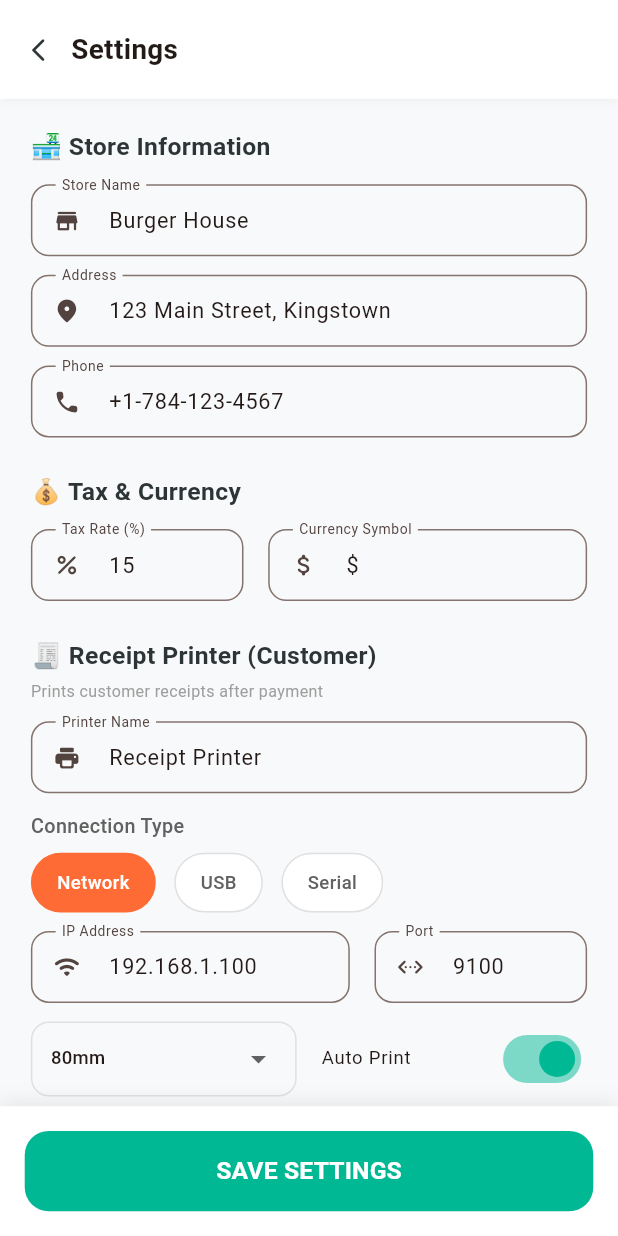
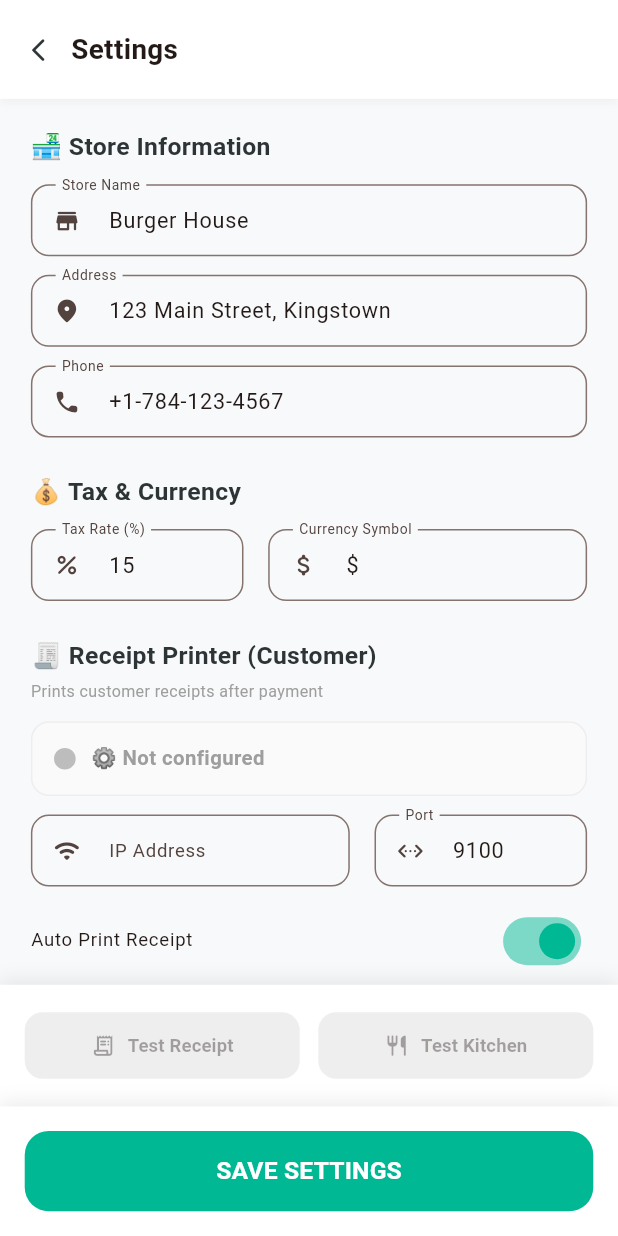
Before and after one commit to Taizul-islam/kiosk_pos, a Flutter app: the SettingsScreen screen opened by its route, on a phone screen of 412 x 824 dp. Run offline on Flutter 3.47's test engine with Material 3 defaults, Android fonts, the phone set to English and light mode, and no system bars; our stand-ins replace get, get_storage; accounts and stored records are empty.

Commit message:
printer added

```diff
--- a/kiosk_pos_cashier_app/lib/modules/settings/settings_screen.dart
+++ b/kiosk_pos_cashier_app/lib/modules/settings/settings_screen.dart
@@ -1,6 +1,7 @@
 import 'package:flutter/material.dart';
 import 'package:get/get.dart';
 import '../../config/theme.dart';
+import '../../data/services/printer_service.dart';
 
 class SettingsScreen extends StatefulWidget {
   const SettingsScreen({super.key});
@@ -10,27 +11,36 @@ class SettingsScreen extends StatefulWidget {
 }
 
 class _SettingsScreenState extends State<SettingsScreen> {
+  // Store
   final _storeNameController = TextEditingController(text: 'Burger House');
   final _storeAddressController = TextEditingController(text: '123 Main Street, Kingstown');
   final _storePhoneController = TextEditingController(text: '+1-784-123-4567');
   final _taxController = TextEditingController(text: '15');
   final _currencyController = TextEditingController(text: '\$');
 
-  // Receipt Printer
-  final _receiptPrinterNameController = TextEditingController(text: 'Receipt Printer');
-  final _receiptPrinterIpController = TextEditingController(text: '192.168.1.100');
-  final _receiptPrinterPortController = TextEditingController(text: '9100');
-  String _receiptPrinterType = 'network';
+  // Printer Services
+  final PrinterService _receiptPrinter = PrinterService(id: 'receipt');
+  final PrinterService _kitchenPrinter = PrinterService(id: 'kitchen');
+
+  // Receipt Printer controllers
+  final _receiptPrinterIpController = TextEditingController();
+  final _receiptPrinterPortController = TextEditingController();
   bool _receiptAutoPrint = true;
-  String _receiptPaperSize = '80mm';
 
-  // Kitchen Printer
-  final _kitchenPrinterNameController = TextEditingController(text: 'Kitchen Printer');
-  final _kitchenPrinterIpController = TextEditingController(text: '192.168.1.101');
-  final _kitchenPrinterPortController = TextEditingController(text: '9100');
-  String _kitchenPrinterType = 'network';
+  // Kitchen Printer controllers
+  final _kitchenPrinterIpController = TextEditingController();
+  final _kitchenPrinterPortController = TextEditingController();
   bool _kitchenAutoPrint = true;
-  String _kitchenPaperSize = '80mm';
+
+  @override
+  void initState() {
+    super.initState();
+    // Load saved IP/Port into controllers
+    _receiptPrinterIpController.text = _receiptPrinter.ipAddress.value;
+    _receiptPrinterPortController.text = _receiptPrinter.port.value;
+    _kitchenPrinterIpController.text = _kitchenPrinter.ipAddress.value;
+    _kitchenPrinterPortController.text = _kitchenPrinter.port.value;
+  }
 
   @override
   void dispose() {
@@ -39,25 +49,11 @@ class _SettingsScreenState extends State<SettingsScreen> {
     _storePhoneController.dispose();
     _taxController.dispose();
     _currencyController.dispose();
-    _receiptPrinterNameController.dispose();
     _receiptPrinterIpController.dispose();
     _receiptPrinterPortController.dispose();
-    _kitchenPrinterNameController.dispose();
     _kitchenPrinterIpController.dispose();
     _kitchenPrinterPortController.dispose();
     super.dispose();
-  }
-
-  void _testPrint(String printerName, String ip) {
-    Get.snackbar(
-      '🖨️ Test Print Sent',
-      'Test ticket sent to $printerName at $ip',
-      snackPosition: SnackPosition.BOTTOM,
-      backgroundColor: AppColors.reading,
-      colorText: Colors.white,
-      margin: const EdgeInsets.all(16),
-      borderRadius: 12,
-    );
   }
 
   @override
@@ -125,74 +121,68 @@ class _SettingsScreenState extends State<SettingsScreen> {
                       style: TextStyle(fontSize: size.width * 0.026, color: Colors.grey.shade500)),
                   SizedBox(height: size.height * 0.015),
 
-                  _buildTextField(_receiptPrinterNameController, 'Printer Name', Icons.print_rounded, size),
+                  // Connection Status
+                  _buildPrinterStatus(_receiptPrinter, size),
                   SizedBox(height: size.height * 0.015),
 
-                  // Connection type
-                  _buildLabel('Connection Type', size),
-                  SizedBox(height: size.height * 0.01),
-                  Row(children: [
-                    _buildTypeChip('Network', 'network', _receiptPrinterType, (v) => setState(() => _receiptPrinterType = v), size),
-                    SizedBox(width: size.width * 0.03),
-                    _buildTypeChip('USB', 'usb', _receiptPrinterType, (v) => setState(() => _receiptPrinterType = v), size),
-                    SizedBox(width: size.width * 0.03),
-                    _buildTypeChip('Serial', 'serial', _receiptPrinterType, (v) => setState(() => _receiptPrinterType = v), size),
-                  ]),
-                  SizedBox(height: size.height * 0.015),
-
-                  if (_receiptPrinterType == 'network') ...[
+                  // IP + Port
                   Row(children: [
                     Expanded(
                       flex: 3,
-                        child: _buildTextField(_receiptPrinterIpController, 'IP Address', Icons.wifi_rounded, size),
+                      child: _buildTextField(
+                        _receiptPrinterIpController, 'IP Address', Icons.wifi_rounded, size,
+                        onChanged: (v) => _receiptPrinter.ipAddress.value = v,
+                      ),
                     ),
                     SizedBox(width: size.width * 0.04),
                     Expanded(
                       flex: 2,
-                        child: _buildTextField(_receiptPrinterPortController, 'Port', Icons.settings_ethernet_rounded, size, keyboardType: TextInputType.number),
+                      child: _buildTextField(
+                        _receiptPrinterPortController, 'Port', Icons.settings_ethernet_rounded, size,
+                        keyboardType: TextInputType.number,
+                        onChanged: (v) => _receiptPrinter.port.value = v,
+                      ),
                     ),
                   ]),
-                  ],
-                  if (_receiptPrinterType == 'usb') ...[
-                    _buildTextField(TextEditingController(text: 'USB001'), 'USB Port', Icons.usb_rounded, size),
-                  ],
-                  if (_receiptPrinterType == 'serial') ...[
-                    _buildTextField(TextEditingController(text: 'COM1'), 'Serial Port', Icons.cable_rounded, size),
-                  ],
                   SizedBox(height: size.height * 0.015),
 
-                  // Paper size & auto print
-                  Row(children: [
-                    Expanded(
-                      child: _buildDropdown('Paper', _receiptPaperSize, ['58mm', '80mm'], (v) => setState(() => _receiptPaperSize = v!), size),
-                    ),
-                    SizedBox(width: size.width * 0.04),
-                    Expanded(
-                      child: SwitchListTile(
+                  // Auto print toggle
+                  SwitchListTile(
                     contentPadding: EdgeInsets.zero,
                     dense: true,
-                        title: Text('Auto Print', style: TextStyle(fontSize: size.width * 0.03)),
+                    title: Text('Auto Print Receipt', style: TextStyle(fontSize: size.width * 0.03)),
                     value: _receiptAutoPrint,
                     onChanged: (v) => setState(() => _receiptAutoPrint = v),
                     activeColor: AppColors.accent,
                   ),
-                    ),
-                  ]),
                   SizedBox(height: size.height * 0.01),
-                  // Test print button
+
+                  // Test & Save button
                   SizedBox(
                     width: double.infinity,
-                    child: OutlinedButton.icon(
-                      onPressed: () => _testPrint(_receiptPrinterNameController.text, _receiptPrinterIpController.text),
-                      icon: Icon(Icons.print_rounded, size: size.width * 0.04),
-                      label: Text('Test Receipt Print', style: TextStyle(fontSize: size.width * 0.03)),
-                      style: OutlinedButton.styleFrom(
-                        foregroundColor: AppColors.primary,
-                        side: BorderSide(color: AppColors.primary.withOpacity(0.5)),
-                        shape: RoundedRectangleBorder(borderRadius: BorderRadius.circular(10)),
-                        padding: EdgeInsets.symmetric(vertical: size.height * 0.014),
+                    child: Obx(() {
+                      return ElevatedButton.icon(
+                        onPressed: _receiptPrinter.isTesting.value
+                            ? null
+                            : () async => await _receiptPrinter.testConnection(),
+                        icon: _receiptPrinter.isTesting.value
+                            ? SizedBox(
+                          width: size.width * 0.04, height: size.width * 0.04,
+                          child: CircularProgressIndicator(strokeWidth: 2, color: Colors.white),
+                        )
+                            : Icon(Icons.wifi_find_rounded, size: size.width * 0.04),
+                        label: Text(
+                          _receiptPrinter.isTesting.value ? 'Testing...' : 'TEST & SAVE CONNECTION',
+                          style: TextStyle(fontSize: size.width * 0.032, fontWeight: FontWeight.bold),
                         ),
+                        style: ElevatedButton.styleFrom(
+                          backgroundColor: _receiptPrinter.isConnected.value ? AppColors.accent : AppColors.primary,
+                          disabledBackgroundColor: Colors.grey.shade300,
+                          padding: EdgeInsets.symmetric(vertical: size.height * 0.016),
+                          shape: RoundedRectangleBorder(borderRadius: BorderRadius.circular(12)),
                         ),
+                      );
+                    }),
                   ),
                   SizedBox(height: size.height * 0.03),
 
@@ -203,78 +193,120 @@ class _SettingsScreenState extends State<SettingsScreen> {
                       style: TextStyle(fontSize: size.width * 0.026, color: Colors.grey.shade500)),
                   SizedBox(height: size.height * 0.015),
 
-                  _buildTextField(_kitchenPrinterNameController, 'Printer Name', Icons.print_rounded, size),
+                  // Connection Status
+                  _buildPrinterStatus(_kitchenPrinter, size),
                   SizedBox(height: size.height * 0.015),
 
-                  _buildLabel('Connection Type', size),
-                  SizedBox(height: size.height * 0.01),
-                  Row(children: [
-                    _buildTypeChip('Network', 'network', _kitchenPrinterType, (v) => setState(() => _kitchenPrinterType = v), size),
-                    SizedBox(width: size.width * 0.03),
-                    _buildTypeChip('USB', 'usb', _kitchenPrinterType, (v) => setState(() => _kitchenPrinterType = v), size),
-                    SizedBox(width: size.width * 0.03),
-                    _buildTypeChip('Serial', 'serial', _kitchenPrinterType, (v) => setState(() => _kitchenPrinterType = v), size),
-                  ]),
-                  SizedBox(height: size.height * 0.015),
-
-                  if (_kitchenPrinterType == 'network') ...[
+                  // IP + Port
                   Row(children: [
                     Expanded(
                       flex: 3,
-                        child: _buildTextField(_kitchenPrinterIpController, 'IP Address', Icons.wifi_rounded, size),
+                      child: _buildTextField(
+                        _kitchenPrinterIpController, 'IP Address', Icons.wifi_rounded, size,
+                        onChanged: (v) => _kitchenPrinter.ipAddress.value = v,
+                      ),
                     ),
                     SizedBox(width: size.width * 0.04),
                     Expanded(
                       flex: 2,
-                        child: _buildTextField(_kitchenPrinterPortController, 'Port', Icons.settings_ethernet_rounded, size, keyboardType: TextInputType.number),
-                      ),
-                    ]),
-                  ],
-                  if (_kitchenPrinterType == 'usb') ...[
-                    _buildTextField(TextEditingController(text: 'USB002'), 'USB Port', Icons.usb_rounded, size),
-                  ],
-                  if (_kitchenPrinterType == 'serial') ...[
-                    _buildTextField(TextEditingController(text: 'COM2'), 'Serial Port', Icons.cable_rounded, size),
-                  ],
-                  SizedBox(height: size.height * 0.015),
-
-                  Row(children: [
-                    Expanded(
-                      child: _buildDropdown('Paper', _kitchenPaperSize, ['58mm', '80mm'], (v) => setState(() => _kitchenPaperSize = v!), size),
-                    ),
-                    SizedBox(width: size.width * 0.04),
-                    Expanded(
-                      child: SwitchListTile(
-                        contentPadding: EdgeInsets.zero,
-                        dense: true,
-                        title: Text('Auto Print', style: TextStyle(fontSize: size.width * 0.03)),
-                        value: _kitchenAutoPrint,
-                        onChanged: (v) => setState(() => _kitchenAutoPrint = v),
-                        activeColor: AppColors.accent,
+                      child: _buildTextField(
+                        _kitchenPrinterPortController, 'Port', Icons.settings_ethernet_rounded, size,
+                        keyboardType: TextInputType.number,
+                        onChanged: (v) => _kitchenPrinter.port.value = v,
                       ),
                     ),
                   ]),
+                  SizedBox(height: size.height * 0.015),
+
+                  // Auto print toggle
+                  SwitchListTile(
+                    contentPadding: EdgeInsets.zero,
+                    dense: true,
+                    title: Text('Auto Print Kitchen', style: TextStyle(fontSize: size.width * 0.03)),
+                    value: _kitchenAutoPrint,
+                    onChanged: (v) => setState(() => _kitchenAutoPrint = v),
+                    activeColor: AppColors.error,
+                  ),
                   SizedBox(height: size.height * 0.01),
+
+                  // Test & Save button
                   SizedBox(
                     width: double.infinity,
-                    child: OutlinedButton.icon(
-                      onPressed: () => _testPrint(_kitchenPrinterNameController.text, _kitchenPrinterIpController.text),
-                      icon: Icon(Icons.print_rounded, size: size.width * 0.04),
-                      label: Text('Test Kitchen Print', style: TextStyle(fontSize: size.width * 0.03)),
-                      style: OutlinedButton.styleFrom(
-                        foregroundColor: AppColors.error,
-                        side: BorderSide(color: AppColors.error.withOpacity(0.5)),
-                        shape: RoundedRectangleBorder(borderRadius: BorderRadius.circular(10)),
-                        padding: EdgeInsets.symmetric(vertical: size.height * 0.014),
+                    child: Obx(() {
+                      return ElevatedButton.icon(
+                        onPressed: _kitchenPrinter.isTesting.value
+                            ? null
+                            : () async => await _kitchenPrinter.testConnection(),
+                        icon: _kitchenPrinter.isTesting.value
+                            ? SizedBox(
+                          width: size.width * 0.04, height: size.width * 0.04,
+                          child: CircularProgressIndicator(strokeWidth: 2, color: Colors.white),
+                        )
+                            : Icon(Icons.wifi_find_rounded, size: size.width * 0.04),
+                        label: Text(
+                          _kitchenPrinter.isTesting.value ? 'Testing...' : 'TEST & SAVE CONNECTION',
+                          style: TextStyle(fontSize: size.width * 0.032, fontWeight: FontWeight.bold),
                         ),
+                        style: ElevatedButton.styleFrom(
+                          backgroundColor: _kitchenPrinter.isConnected.value ? AppColors.accent : AppColors.error,
+                          disabledBackgroundColor: Colors.grey.shade300,
+                          padding: EdgeInsets.symmetric(vertical: size.height * 0.016),
+                          shape: RoundedRectangleBorder(borderRadius: BorderRadius.circular(12)),
                         ),
+                      );
+                    }),
                   ),
                   SizedBox(height: size.height * 0.04),
                 ]),
               ),
             ),
 
-            // Save button
+            // ============ TEST PRINT BUTTONS ============
+            Container(
+              padding: EdgeInsets.all(size.width * 0.04),
+              decoration: BoxDecoration(
+                color: Colors.white,
+                boxShadow: [BoxShadow(color: Colors.black.withOpacity(0.08), blurRadius: 10, offset: const Offset(0, -3))],
+              ),
+              child: SafeArea(
+                top: false,
+                child: Row(children: [
+                  Expanded(
+                    child: Obx(() {
+                      return ElevatedButton.icon(
+                        onPressed: _receiptPrinter.isConnected.value ? _testReceiptPrint : null,
+                        icon: Icon(Icons.receipt_long_rounded, size: size.width * 0.04),
+                        label: Text('Test Receipt', style: TextStyle(fontSize: size.width * 0.03, fontWeight: FontWeight.bold)),
+                        style: ElevatedButton.styleFrom(
+                          backgroundColor: _receiptPrinter.isConnected.value ? AppColors.primary : Colors.grey.shade300,
+                          disabledBackgroundColor: Colors.grey.shade200,
+                          padding: EdgeInsets.symmetric(vertical: size.height * 0.016),
+                          shape: RoundedRectangleBorder(borderRadius: BorderRadius.circular(12)),
+                        ),
+                      );
+                    }),
+                  ),
+                  SizedBox(width: size.width * 0.03),
+                  Expanded(
+                    child: Obx(() {
+                      return ElevatedButton.icon(
+                        onPressed: _kitchenPrinter.isConnected.value ? _testKitchenPrint : null,
+                        icon: Icon(Icons.restaurant_rounded, size: size.width * 0.04),
+                        label: Text('Test Kitchen', style: TextStyle(fontSize: size.width * 0.03, fontWeight: FontWeight.bold)),
+                        style: ElevatedButton.styleFrom(
+                          backgroundColor: _kitchenPrinter.isConnected.value ? AppColors.error : Colors.grey.shade300,
+                          disabledBackgroundColor: Colors.grey.shade200,
+                          padding: EdgeInsets.symmetric(vertical: size.height * 0.016),
+                          shape: RoundedRectangleBorder(borderRadius: BorderRadius.circular(12)),
+                        ),
+                      );
+                    }),
+                  ),
+                ]),
+              ),
+            ),
+
+            // ============ SAVE SETTINGS ============
             Container(
               padding: EdgeInsets.all(size.width * 0.04),
               decoration: BoxDecoration(color: Colors.white, boxShadow: [
@@ -282,8 +314,7 @@ class _SettingsScreenState extends State<SettingsScreen> {
               ]),
               child: SafeArea(
                 child: SizedBox(
-                  width: double.infinity,
-                  height: size.height * 0.065,
+                  width: double.infinity, height: size.height * 0.065,
                   child: ElevatedButton(
                     onPressed: () {
                       Get.snackbar('✅ Settings Saved!', 'All settings have been updated',
@@ -309,20 +340,61 @@ class _SettingsScreenState extends State<SettingsScreen> {
     );
   }
 
+  // ==================== PRINTER STATUS INDICATOR ====================
+  Widget _buildPrinterStatus(PrinterService printer, Size size) {
+    return Obx(() {
+      return Container(
+        width: double.infinity,
+        padding: EdgeInsets.all(size.width * 0.035),
+        decoration: BoxDecoration(
+          color: printer.isConnected.value
+              ? AppColors.accent.withOpacity(0.08)
+              : printer.ipAddress.isEmpty
+              ? Colors.grey.shade50
+              : AppColors.error.withOpacity(0.08),
+          borderRadius: BorderRadius.circular(12),
+          border: Border.all(
+            color: printer.isConnected.value
+                ? AppColors.accent.withOpacity(0.3)
+                : printer.ipAddress.isEmpty
+                ? Colors.grey.shade200
+                : AppColors.error.withOpacity(0.3),
+          ),
+        ),
+        child: Row(children: [
+          Container(
+            width: size.width * 0.035, height: size.width * 0.035,
+            decoration: BoxDecoration(
+              color: printer.isConnected.value
+                  ? AppColors.accent
+                  : printer.ipAddress.isEmpty
+                  ? Colors.grey.shade400
+                  : AppColors.error,
+              shape: BoxShape.circle,
+            ),
+          ),
+          SizedBox(width: size.width * 0.025),
+          Expanded(
+            child: Text(printer.statusText,
+                style: TextStyle(fontSize: size.width * 0.033, fontWeight: FontWeight.bold, color: printer.statusColor)),
+          ),
+        ]),
+      );
+    });
+  }
+
+  // ==================== WIDGET BUILDERS ====================
   Widget _buildSectionHeader(String title, Size size) {
     return Text(title,
         style: TextStyle(fontSize: size.width * 0.04, fontWeight: FontWeight.bold, color: AppColors.textPrimary));
   }
 
-  Widget _buildLabel(String text, Size size) {
-    return Text(text, style: TextStyle(fontSize: size.width * 0.032, fontWeight: FontWeight.w500, color: Colors.grey.shade700));
-  }
-
   Widget _buildTextField(TextEditingController controller, String label, IconData icon, Size size,
-      {TextInputType keyboardType = TextInputType.text}) {
+      {TextInputType keyboardType = TextInputType.text, Function(String)? onChanged}) {
     return TextField(
       controller: controller,
       keyboardType: keyboardType,
+      onChanged: onChanged,
       decoration: InputDecoration(
         labelText: label,
         labelStyle: TextStyle(fontSize: size.width * 0.03),
@@ -334,43 +406,54 @@ class _SettingsScreenState extends State<SettingsScreen> {
     );
   }
 
-  Widget _buildTypeChip(String label, String value, String selected, Function(String) onChanged, Size size) {
-    final isSelected = selected == value;
-    return GestureDetector(
-      onTap: () => onChanged(value),
-      child: Container(
-        padding: EdgeInsets.symmetric(horizontal: size.width * 0.04, vertical: size.height * 0.012),
-        decoration: BoxDecoration(
-          color: isSelected ? AppColors.primary : Colors.white,
-          borderRadius: BorderRadius.circular(20),
-          border: Border.all(color: isSelected ? AppColors.primary : Colors.grey.shade300),
-        ),
-        child: Text(label,
-            style: TextStyle(
-                fontSize: size.width * 0.03,
-                fontWeight: FontWeight.w500,
-                color: isSelected ? Colors.white : Colors.grey.shade700)),
-      ),
+  // ==================== TEST PRINT METHODS ====================
+  void _testReceiptPrint() async {
+    final success = await _receiptPrinter.printReceipt(
+      orderNumber: 'TEST-001',
+      customerName: 'Test Customer',
+      items: [
+        {'name': 'Classic Burger', 'qty': 2, 'price': 12.00},
+        {'name': 'French Fries', 'qty': 1, 'price': 5.00},
+        {'name': 'Soda', 'qty': 2, 'price': 3.00},
+      ],
+      subtotal: 35.00,
+      tax: 5.25,
+      total: 40.25,
+      paymentMethod: 'CARD',
+    );
+
+    Get.snackbar(
+      success ? '✅ Receipt Test Sent!' : '❌ Print Failed',
+      success ? 'Check the printer for output' : 'Could not connect to printer',
+      snackPosition: SnackPosition.BOTTOM,
+      backgroundColor: success ? AppColors.accent : AppColors.error,
+      colorText: Colors.white,
+      margin: const EdgeInsets.all(16),
+      borderRadius: 12,
     );
   }
 
-  Widget _buildDropdown(String label, String value, List<String> items, Function(String?) onChanged, Size size) {
-    return Container(
-      padding: EdgeInsets.symmetric(horizontal: size.width * 0.03),
-      decoration: BoxDecoration(
-        border: Border.all(color: Colors.grey.shade300),
-        borderRadius: BorderRadius.circular(12),
-      ),
-      child: DropdownButtonHideUnderline(
-        child: DropdownButton<String>(
-          value: value,
-          isExpanded: true,
-          items: items
-              .map((item) => DropdownMenuItem(value: item, child: Text(item, style: TextStyle(fontSize: size.width * 0.03))))
-              .toList(),
-          onChanged: onChanged,
-        ),
-      ),
+  void _testKitchenPrint() async {
+    final success = await _kitchenPrinter.printKitchenTicket(
+      orderNumber: 'TEST-K01',
+      customerName: 'Test Customer',
+      tableNumber: '5',
+      orderType: 'dine_in',
+      items: [
+        {'name': 'Classic Burger', 'qty': 2, 'modifiers': 'Medium, Extra Cheese'},
+        {'name': 'French Fries', 'qty': 1, 'modifiers': 'Large'},
+        {'name': 'Soda', 'qty': 2, 'modifiers': 'Coca-Cola'},
+      ],
+    );
+
+    Get.snackbar(
+      success ? '✅ Kitchen Test Sent!' : '❌ Print Failed',
+      success ? 'Check the printer for output' : 'Could not connect to printer',
+      snackPosition: SnackPosition.BOTTOM,
+      backgroundColor: success ? AppColors.accent : AppColors.error,
+      colorText: Colors.white,
+      margin: const EdgeInsets.all(16),
+      borderRadius: 12,
     );
   }
 }
```
Also changed, not shown: kiosk_pos_cashier_app/lib/data/services/printer_service.dart (added, +316 -0 lines), 2 other files. Lines whose indentation alone changed are shown as unchanged.
